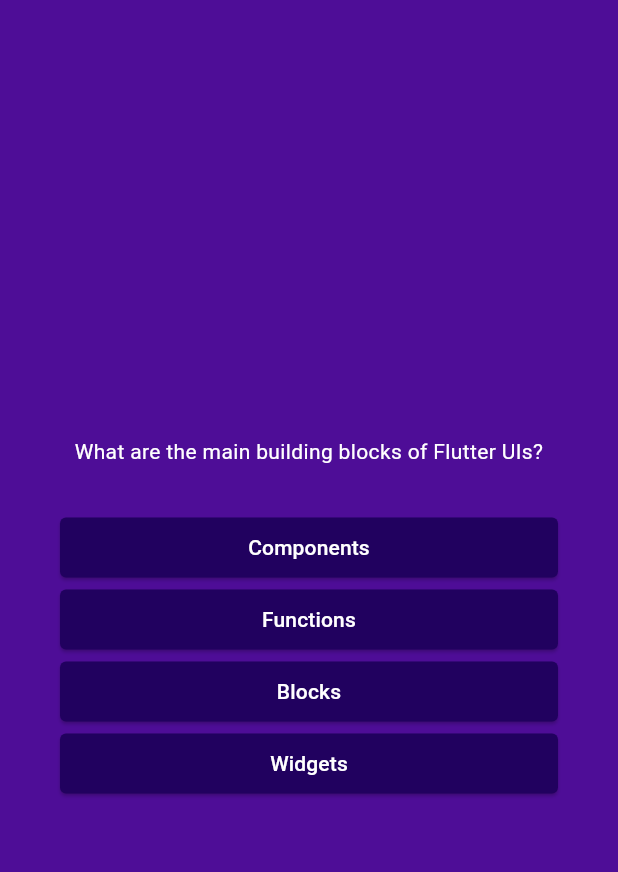
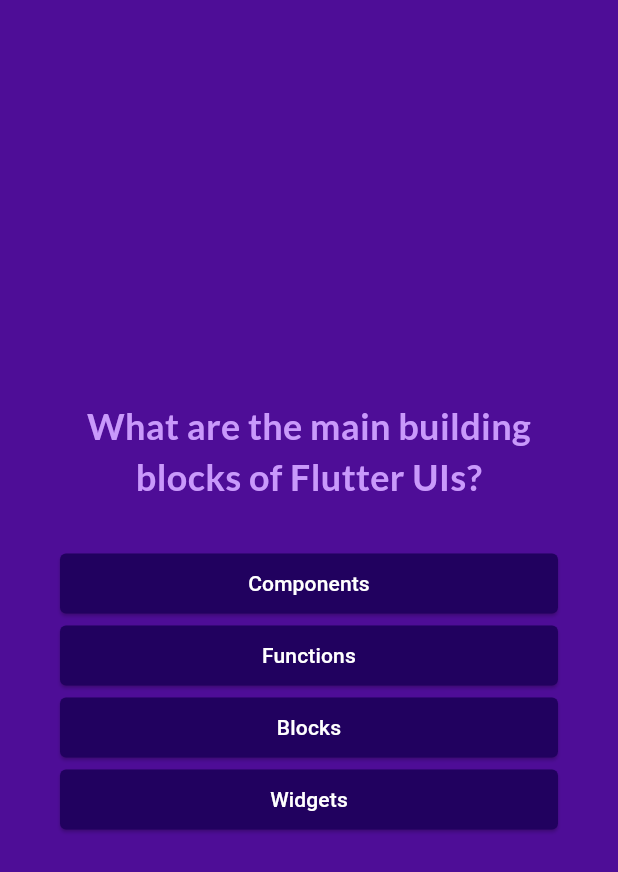
Before and after one commit to ahmedamin-89/adv_basics, a Flutter app: the screen it shows after launch, after a tap on "Start Quiz", on a phone screen of 412 x 824 dp. Shown: the top 872 px of the screen. Run offline on Flutter 3.47's test engine with Material 3 defaults, Android fonts, the phone set to English and light mode, and no system bars; our stand-ins replace google_fonts.

```diff
--- a/lib/questions_screen.dart
+++ b/lib/questions_screen.dart
@@ -1,6 +1,7 @@
 import 'package:adv_basics/answer_button.dart';
 import 'package:flutter/material.dart';
 import 'package:adv_basics/data/questions.dart';
+import 'package:google_fonts/google_fonts.dart';
 
 class QuestionsScreen extends StatefulWidget {
   const QuestionsScreen({super.key});
@@ -34,7 +35,11 @@ class _QuestionsScreenState extends State<QuestionsScreen> {
             children: [
               Text(
                 currentQuestion.question,
-                style: const TextStyle(color: Colors.white),
+                style: GoogleFonts.lato(
+                  fontSize: 24,
+                  fontWeight: FontWeight.bold,
+                  color: const Color.fromARGB(255, 201, 153, 251),
+                ),
                 textAlign: TextAlign.center,
               ),
               const SizedBox(height: 30),
--- a/pubspec.yaml
+++ b/pubspec.yaml
@@ -34,6 +34,7 @@ dependencies:
   # The following adds the Cupertino Icons font to your application.
   # Use with the CupertinoIcons class for iOS style icons.
   cupertino_icons: ^1.0.8
+  google_fonts: ^6.2.1
 
 dev_dependencies:
   flutter_test:
```
Also changed, not shown: pubspec.lock, 7 other files.
